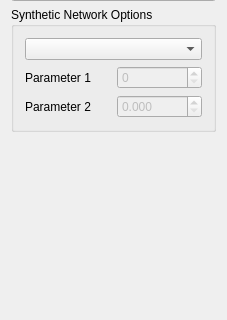
Qt form Plugins/org.mitk.gui.qt.diffusionimaging/src/internal/Connectomics/QmitkConnectomicsDataViewControls.ui (MITK/MITK) before a commit; both pictures show x 0 to 227 and y 238 to 558 of the 227 by 639 pixel window.
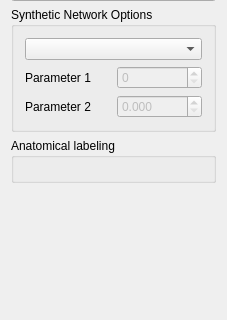
The same form after that commit. Custom widgets are drawn as their Qt base class.

Diff of the .ui file:
```diff
--- a/Plugins/org.mitk.gui.qt.diffusionimaging/src/internal/Connectomics/QmitkConnectomicsDataViewControls.ui
+++ b/Plugins/org.mitk.gui.qt.diffusionimaging/src/internal/Connectomics/QmitkConnectomicsDataViewControls.ui
@@ -164,6 +164,24 @@
      </layout>
     </widget>
    </item>
+   <item>
+    <widget class="QGroupBox" name="parcellationGroupBox">
+     <property name="sizePolicy">
+      <sizepolicy hsizetype="Minimum" vsizetype="Fixed">
+       <horstretch>0</horstretch>
+       <verstretch>0</verstretch>
+      </sizepolicy>
+     </property>
+     <property name="title">
+      <string>Anatomical labeling</string>
+     </property>
+     <layout class="QVBoxLayout" name="verticalLayout_5">
+      <item>
+       <widget class="QmitkFreeSurferParcellationWidget" name="parcellationWidget" native="true"/>
+      </item>
+     </layout>
+    </widget>
+   </item>
    <item>
     <spacer name="verticalSpacer_2">
      <property name="orientation">
@@ -180,6 +198,14 @@
   </layout>
  </widget>
  <layoutdefault spacing="6" margin="11"/>
+ <customwidgets>
+  <customwidget>
+   <class>QmitkFreeSurferParcellationWidget</class>
+   <extends>QWidget</extends>
+   <header>QmitkFreeSurferParcellationWidget.h</header>
+   <container>1</container>
+  </customwidget>
+ </customwidgets>
  <resources/>
  <connections/>
 </ui>
```
